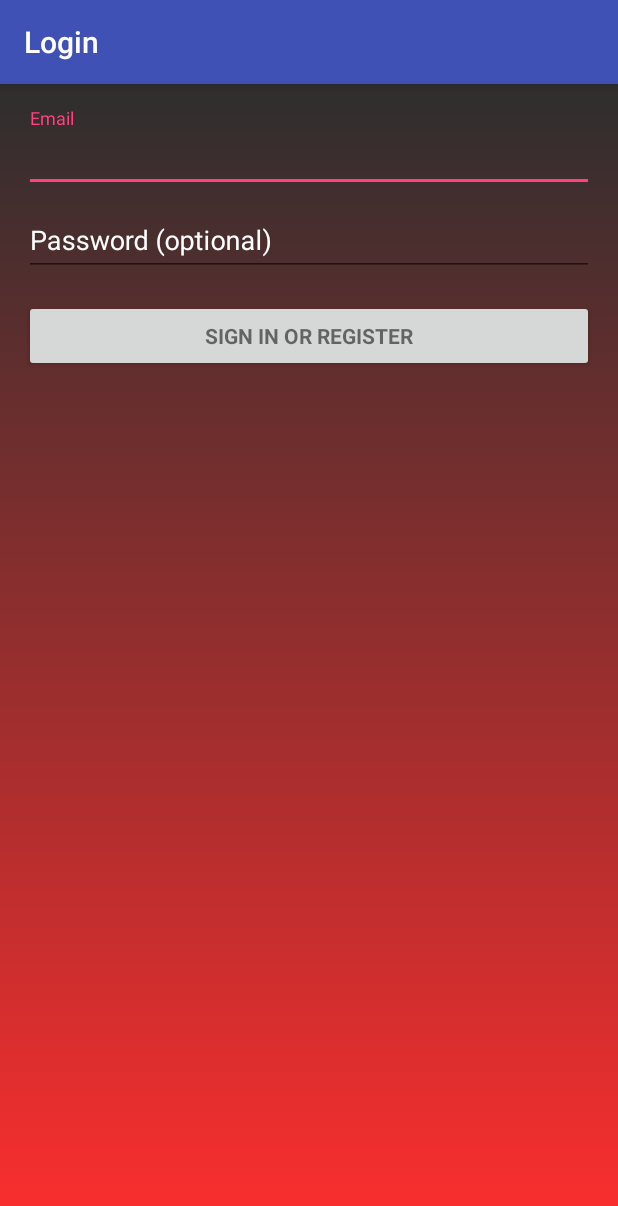
After one commit to JoonGB/GameExangeApp, an Android app: the LoginActivity screen opened directly, with no data from a screen before it, on a phone screen of 412 x 824 dp. The commit adds this screen. Shown: the top 1206 px of the screen. Run offline under Robolectric (Android 15) with nearby library versions, the phone set to English and light mode, and no system bars; 2 statements that could not run were skipped.

Commit message:
#1 Creación layout de login

```diff
--- a/app/build.gradle
+++ b/app/build.gradle
@@ -26,5 +26,6 @@ dependencies {
     })
     compile 'com.android.support:appcompat-v7:24.2.1'
     compile 'com.android.support.constraint:constraint-layout:1.0.2'
+    compile 'com.android.support:design:24.2.1'
     testCompile 'junit:junit:4.12'
 }
--- /dev/null
+++ b/app/src/main/java/gameexange/com/gameexangeapp/LoginActivity.java
@@ -0,0 +1,349 @@
+package gameexange.com.gameexangeapp;
+
+import android.animation.Animator;
+import android.animation.AnimatorListenerAdapter;
+import android.annotation.TargetApi;
+import android.content.pm.PackageManager;
+import android.support.annotation.NonNull;
+import android.support.design.widget.Snackbar;
+import android.support.v7.app.AppCompatActivity;
+import android.app.LoaderManager.LoaderCallbacks;
+
+import android.content.CursorLoader;
+import android.content.Loader;
+import android.database.Cursor;
+import android.net.Uri;
+import android.os.AsyncTask;
+
+import android.os.Build;
+import android.os.Bundle;
+import android.provider.ContactsContract;
+import android.text.TextUtils;
+import android.view.KeyEvent;
+import android.view.View;
+import android.view.View.OnClickListener;
+import android.view.inputmethod.EditorInfo;
+import android.widget.ArrayAdapter;
+import android.widget.AutoCompleteTextView;
+import android.widget.Button;
+import android.widget.EditText;
+import android.widget.TextView;
+
+import java.util.ArrayList;
+import java.util.List;
+
+import static android.Manifest.permission.READ_CONTACTS;
+
+/**
+ * A login screen that offers login via email/password.
+ */
+public class LoginActivity extends AppCompatActivity implements LoaderCallbacks<Cursor> {
+
+    /**
+     * Id to identity READ_CONTACTS permission request.
+     */
+    private static final int REQUEST_READ_CONTACTS = 0;
+
+    /**
+     * A dummy authentication store containing known user names and passwords.
+     * TODO: remove after connecting to a real authentication system.
+     */
+    private static final String[] DUMMY_CREDENTIALS = new String[]{
+            "foo@example.com:hello", "bar@example.com:world"
+    };
+    /**
+     * Keep track of the login task to ensure we can cancel it if requested.
+     */
+    private UserLoginTask mAuthTask = null;
+
+    // UI references.
+    private AutoCompleteTextView mEmailView;
+    private EditText mPasswordView;
+    private View mProgressView;
+    private View mLoginFormView;
+
+    @Override
+    protected void onCreate(Bundle savedInstanceState) {
+        super.onCreate(savedInstanceState);
+        setContentView(R.layout.activity_login);
+        // Set up the login form.
+        mEmailView = (AutoCompleteTextView) findViewById(R.id.email);
+        populateAutoComplete();
+
+        mPasswordView = (EditText) findViewById(R.id.password);
+        mPasswordView.setOnEditorActionListener(new TextView.OnEditorActionListener() {
+            @Override
+            public boolean onEditorAction(TextView textView, int id, KeyEvent keyEvent) {
+                if (id == R.id.login || id == EditorInfo.IME_NULL) {
+                    attemptLogin();
+                    return true;
+                }
+                return false;
+            }
+        });
+
+        Button mEmailSignInButton = (Button) findViewById(R.id.email_sign_in_button);
+        mEmailSignInButton.setOnClickListener(new OnClickListener() {
+            @Override
+            public void onClick(View view) {
+                attemptLogin();
+            }
+        });
+
+        mLoginFormView = findViewById(R.id.login_form);
+        mProgressView = findViewById(R.id.login_progress);
+    }
+
+    private void populateAutoComplete() {
+        if (!mayRequestContacts()) {
+            return;
+        }
+
+        getLoaderManager().initLoader(0, null, this);
+    }
+
+    private boolean mayRequestContacts() {
+        if (Build.VERSION.SDK_INT < Build.VERSION_CODES.M) {
+            return true;
+        }
+        if (checkSelfPermission(READ_CONTACTS) == PackageManager.PERMISSION_GRANTED) {
+            return true;
+        }
+        if (shouldShowRequestPermissionRationale(READ_CONTACTS)) {
+            Snackbar.make(mEmailView, R.string.permission_rationale, Snackbar.LENGTH_INDEFINITE)
+                    .setAction(android.R.string.ok, new View.OnClickListener() {
+                        @Override
+                        @TargetApi(Build.VERSION_CODES.M)
+                        public void onClick(View v) {
+                            requestPermissions(new String[]{READ_CONTACTS}, REQUEST_READ_CONTACTS);
+                        }
+                    });
+        } else {
+            requestPermissions(new String[]{READ_CONTACTS}, REQUEST_READ_CONTACTS);
+        }
+        return false;
+    }
+
+    /**
+     * Callback received when a permissions request has been completed.
+     */
+    @Override
+    public void onRequestPermissionsResult(int requestCode, @NonNull String[] permissions,
+                                           @NonNull int[] grantResults) {
+        if (requestCode == REQUEST_READ_CONTACTS) {
+            if (grantResults.length == 1 && grantResults[0] == PackageManager.PERMISSION_GRANTED) {
+                populateAutoComplete();
+            }
+        }
+    }
+
+
+    /**
+     * Attempts to sign in or register the account specified by the login form.
+     * If there are form errors (invalid email, missing fields, etc.), the
+     * errors are presented and no actual login attempt is made.
+     */
+    private void attemptLogin() {
+        if (mAuthTask != null) {
+            return;
+        }
+
+        // Reset errors.
+        mEmailView.setError(null);
+        mPasswordView.setError(null);
+
+        // Store values at the time of the login attempt.
+        String email = mEmailView.getText().toString();
+        String password = mPasswordView.getText().toString();
+
+        boolean cancel = false;
+        View focusView = null;
+
+        // Check for a valid password, if the user entered one.
+        if (!TextUtils.isEmpty(password) && !isPasswordValid(password)) {
+            mPasswordView.setError(getString(R.string.error_invalid_password));
+            focusView = mPasswordView;
+            cancel = true;
+        }
+
+        // Check for a valid email address.
+        if (TextUtils.isEmpty(email)) {
+            mEmailView.setError(getString(R.string.error_field_required));
+            focusView = mEmailView;
+            cancel = true;
+        } else if (!isEmailValid(email)) {
+            mEmailView.setError(getString(R.string.error_invalid_email));
+            focusView = mEmailView;
+            cancel = true;
+        }
+
+        if (cancel) {
+            // There was an error; don't attempt login and focus the first
+            // form field with an error.
+            focusView.requestFocus();
+        } else {
+            // Show a progress spinner, and kick off a background task to
+            // perform the user login attempt.
+            showProgress(true);
+            mAuthTask = new UserLoginTask(email, password);
+            mAuthTask.execute((Void) null);
+        }
+    }
+
+    private boolean isEmailValid(String email) {
+        //TODO: Replace this with your own logic
+        return email.contains("@");
+    }
+
+    private boolean isPasswordValid(String password) {
+        //TODO: Replace this with your own logic
+        return password.length() > 4;
+    }
+
+    /**
+     * Shows the progress UI and hides the login form.
+     */
+    @TargetApi(Build.VERSION_CODES.HONEYCOMB_MR2)
+    private void showProgress(final boolean show) {
+        // On Honeycomb MR2 we have the ViewPropertyAnimator APIs, which allow
+        // for very easy animations. If available, use these APIs to fade-in
+        // the progress spinner.
+        if (Build.VERSION.SDK_INT >= Build.VERSION_CODES.HONEYCOMB_MR2) {
+            int shortAnimTime = getResources().getInteger(android.R.integer.config_shortAnimTime);
+
+            mLoginFormView.setVisibility(show ? View.GONE : View.VISIBLE);
+            mLoginFormView.animate().setDuration(shortAnimTime).alpha(
+                    show ? 0 : 1).setListener(new AnimatorListenerAdapter() {
+                @Override
+                public void onAnimationEnd(Animator animation) {
+                    mLoginFormView.setVisibility(show ? View.GONE : View.VISIBLE);
+                }
+            });
+
+            mProgressView.setVisibility(show ? View.VISIBLE : View.GONE);
+            mProgressView.animate().setDuration(shortAnimTime).alpha(
+                    show ? 1 : 0).setListener(new AnimatorListenerAdapter() {
+                @Override
+                public void onAnimationEnd(Animator animation) {
+                    mProgressView.setVisibility(show ? View.VISIBLE : View.GONE);
+                }
+            });
+        } else {
+            // The ViewPropertyAnimator APIs are not available, so simply show
+            // and hide the relevant UI components.
+            mProgressView.setVisibility(show ? View.VISIBLE : View.GONE);
+            mLoginFormView.setVisibility(show ? View.GONE : View.VISIBLE);
+        }
+    }
+
+    @Override
+    public Loader<Cursor> onCreateLoader(int i, Bundle bundle) {
+        return new CursorLoader(this,
+                // Retrieve data rows for the device user's 'profile' contact.
+                Uri.withAppendedPath(ContactsContract.Profile.CONTENT_URI,
+                        ContactsContract.Contacts.Data.CONTENT_DIRECTORY), ProfileQuery.PROJECTION,
+
+                // Select only email addresses.
+                ContactsContract.Contacts.Data.MIMETYPE +
+                        " = ?", new String[]{ContactsContract.CommonDataKinds.Email
+                .CONTENT_ITEM_TYPE},
+
+                // Show primary email addresses first. Note that there won't be
+                // a primary email address if the user hasn't specified one.
+                ContactsContract.Contacts.Data.IS_PRIMARY + " DESC");
+    }
+
+    @Override
+    public void onLoadFinished(Loader<Cursor> cursorLoader, Cursor cursor) {
+        List<String> emails = new ArrayList<>();
+        cursor.moveToFirst();
+        while (!cursor.isAfterLast()) {
+            emails.add(cursor.getString(ProfileQuery.ADDRESS));
+            cursor.moveToNext();
+        }
+
+        addEmailsToAutoComplete(emails);
+    }
+
+    @Override
+    public void onLoaderReset(Loader<Cursor> cursorLoader) {
+
+    }
+
+    private void addEmailsToAutoComplete(List<String> emailAddressCollection) {
+        //Create adapter to tell the AutoCompleteTextView what to show in its dropdown list.
+        ArrayAdapter<String> adapter =
+                new ArrayAdapter<>(LoginActivity.this,
+                        android.R.layout.simple_dropdown_item_1line, emailAddressCollection);
+
+        mEmailView.setAdapter(adapter);
+    }
+
+
+    private interface ProfileQuery {
+        String[] PROJECTION = {
+                ContactsContract.CommonDataKinds.Email.ADDRESS,
+                ContactsContract.CommonDataKinds.Email.IS_PRIMARY,
+        };
+
+        int ADDRESS = 0;
+        int IS_PRIMARY = 1;
+    }
+
+    /**
+     * Represents an asynchronous login/registration task used to authenticate
+     * the user.
+     */
+    public class UserLoginTask extends AsyncTask<Void, Void, Boolean> {
+
+        private final String mEmail;
+        private final String mPassword;
+
+        UserLoginTask(String email, String password) {
+            mEmail = email;
+            mPassword = password;
+        }
+
+        @Override
+        protected Boolean doInBackground(Void... params) {
+            // TODO: attempt authentication against a network service.
+
+            try {
+                // Simulate network access.
+                Thread.sleep(2000);
+            } catch (InterruptedException e) {
+                return false;
+            }
+
+            for (String credential : DUMMY_CREDENTIALS) {
+                String[] pieces = credential.split(":");
+                if (pieces[0].equals(mEmail)) {
+                    // Account exists, return true if the password matches.
+                    return pieces[1].equals(mPassword);
+                }
+            }
+
+            // TODO: register the new account here.
+            return true;
+        }
+
+        @Override
+        protected void onPostExecute(final Boolean success) {
+            mAuthTask = null;
+            showProgress(false);
+
+            if (success) {
+                finish();
+            } else {
+                mPasswordView.setError(getString(R.string.error_incorrect_password));
+                mPasswordView.requestFocus();
+            }
+        }
+
+        @Override
+        protected void onCancelled() {
+            mAuthTask = null;
+            showProgress(false);
+        }
+    }
+}
--- /dev/null
+++ b/app/src/main/res/drawable/login_background.xml
@@ -0,0 +1,10 @@
+<?xml version="1.0" encoding="utf-8"?>
+<shape xmlns:android="http://schemas.android.com/apk/res/android">
+
+    <gradient
+        android:angle="90"
+        android:startColor="#FE2E2E"
+        android:endColor="#2E2E2E"
+        android:type="linear"/>
+
+</shape>
--- /dev/null
+++ b/app/src/main/res/layout/activity_login.xml
@@ -0,0 +1,84 @@
+<LinearLayout xmlns:android="http://schemas.android.com/apk/res/android"
+    xmlns:tools="http://schemas.android.com/tools"
+    android:layout_width="match_parent"
+    android:layout_height="match_parent"
+    android:gravity="center_horizontal"
+    android:orientation="vertical"
+    android:paddingBottom="@dimen/activity_vertical_margin"
+    android:paddingLeft="@dimen/activity_horizontal_margin"
+    android:paddingRight="@dimen/activity_horizontal_margin"
+    android:paddingTop="@dimen/activity_vertical_margin"
+    android:background="@drawable/login_background"
+    tools:context="gameexange.com.gameexangeapp.LoginActivity">
+
+
+    <!-- Login progress -->
+    <ProgressBar
+        android:id="@+id/login_progress"
+        style="?android:attr/progressBarStyleLarge"
+        android:layout_width="wrap_content"
+        android:layout_height="wrap_content"
+        android:layout_marginBottom="8dp"
+        android:visibility="gone" />
+
+    <ScrollView
+        android:id="@+id/login_form"
+        android:layout_width="match_parent"
+        android:layout_height="match_parent">
+
+        <LinearLayout
+            android:id="@+id/email_login_form"
+            android:layout_width="match_parent"
+            android:layout_height="wrap_content"
+            android:orientation="vertical">
+
+            <android.support.design.widget.TextInputLayout
+                android:layout_width="match_parent"
+                android:layout_height="wrap_content"
+                android:textColor="@android:color/white"
+                android:textColorHint="@android:color/white">
+
+                <AutoCompleteTextView
+                    android:id="@+id/email"
+                    android:layout_width="match_parent"
+                    android:layout_height="wrap_content"
+                    android:hint="@string/prompt_email"
+                    android:inputType="textEmailAddress"
+                    android:maxLines="1"
+                    android:singleLine="true"
+                    tools:singleLine="true" />
+
+            </android.support.design.widget.TextInputLayout>
+
+            <android.support.design.widget.TextInputLayout
+                android:layout_width="match_parent"
+                android:layout_height="wrap_content"
+                android:textColor="@android:color/white"
+                android:textColorHint="@android:color/white">
+
+                <EditText
+                    android:id="@+id/password"
+                    android:layout_width="match_parent"
+                    android:layout_height="wrap_content"
+                    android:hint="@string/prompt_password"
+                    android:imeActionId="@+id/login"
+                    android:imeActionLabel="@string/action_sign_in_short"
+                    android:imeOptions="actionUnspecified"
+                    android:inputType="textPassword"
+                    android:maxLines="1"
+                    android:singleLine="true" />
+
+            </android.support.design.widget.TextInputLayout>
+
+            <Button
+                android:id="@+id/email_sign_in_button"
+                style="?android:textAppearanceSmall"
+                android:layout_width="match_parent"
+                android:layout_height="wrap_content"
+                android:layout_marginTop="16dp"
+                android:text="@string/action_sign_in"
+                android:textStyle="bold" />
+
+        </LinearLayout>
+    </ScrollView>
+</LinearLayout>
--- /dev/null
+++ b/app/src/main/res/values/dimens.xml
@@ -0,0 +1,5 @@
+<resources>
+    <!-- Default screen margins, per the Android Design guidelines. -->
+    <dimen name="activity_horizontal_margin">16dp</dimen>
+    <dimen name="activity_vertical_margin">16dp</dimen>
+</resources>
--- a/app/src/main/res/values/strings.xml
+++ b/app/src/main/res/values/strings.xml
@@ -1,3 +1,17 @@
 <resources>
     <string name="app_name">GameExangeApp</string>
+    <string name="title_activity_login">Login</string>
+
+    <!-- Strings related to login -->
+    <string name="prompt_email">Email</string>
+    <string name="prompt_password">Password (optional)</string>
+    <string name="action_sign_in">Sign in or register</string>
+    <string name="action_sign_in_short">Sign in</string>
+    <string name="error_invalid_email">This email address is invalid</string>
+    <string name="error_invalid_password">This password is too short</string>
+    <string name="error_incorrect_password">This password is incorrect</string>
+    <string name="error_field_required">This field is required</string>
+    <string name="permission_rationale">"Contacts permissions are needed for providing email
+        completions."
+    </string>
 </resources>
```
Also changed, not shown: app/src/main/AndroidManifest.xml (+8 -0 lines), 1 other file.
